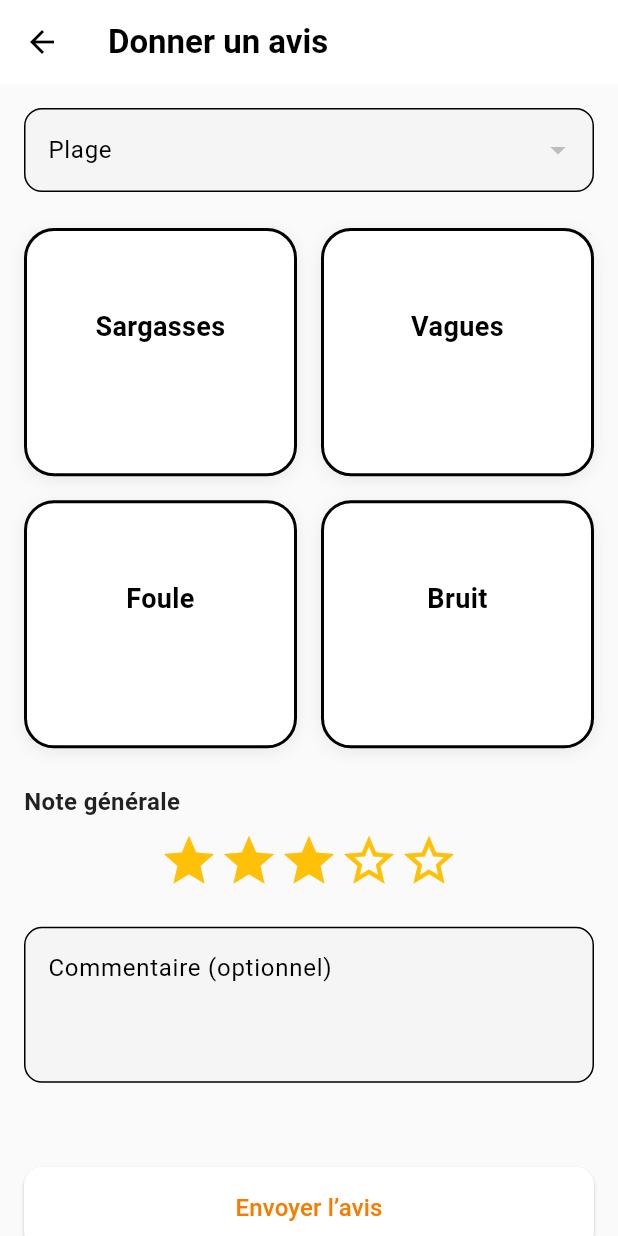
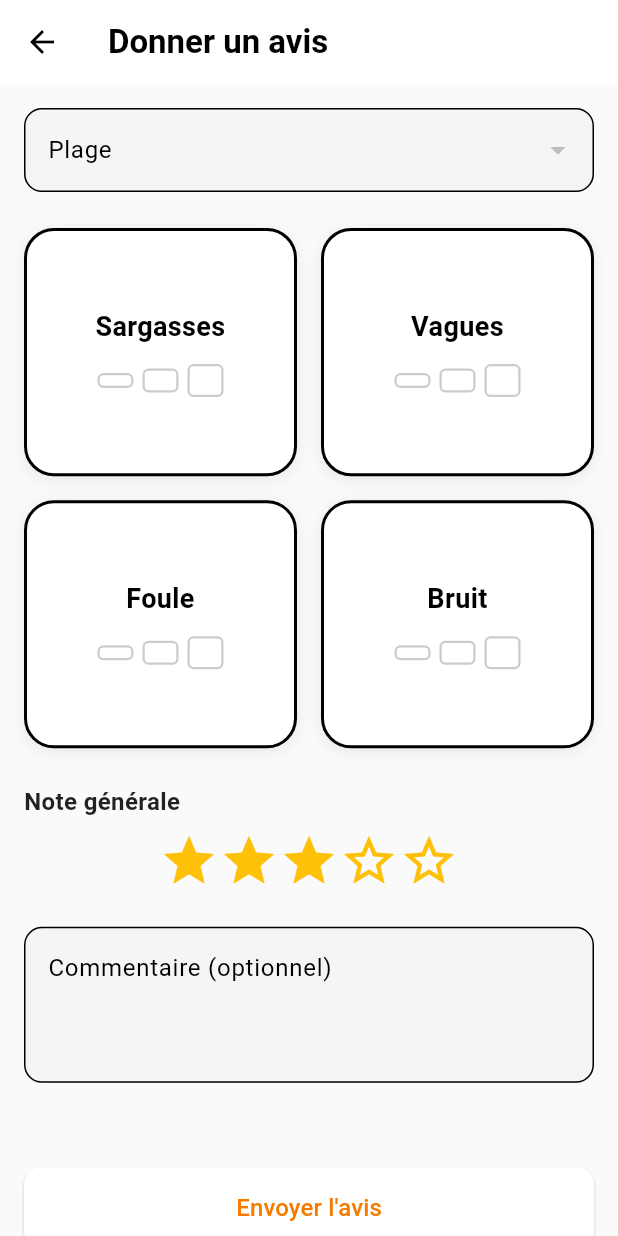
Before and after one commit to loicdurand/plage-reporter, a Flutter app: the ReportScreen screen opened directly, on a phone screen of 412 x 824 dp. Run offline on Flutter 3.47's test engine with Material 3 defaults, Android fonts, the phone set to English and light mode, and no system bars; our stand-ins replace cloud_firestore, firebase_core, shared_preferences; accounts and stored records are empty; generated files the repository leaves out were written again.

Commit message:
Légère bordure sur les barres de niveau si niveau 0 sélectionné

```diff
--- a/lib/screens/report_screen.dart
+++ b/lib/screens/report_screen.dart
@@ -1,3 +1,4 @@
+// lib/screens/report_screen.dart
 import 'package:flutter/material.dart';
 import '../models/beach_report.dart';
 import '../services/firestore_service.dart';
@@ -13,7 +14,7 @@ class ReportScreen extends StatefulWidget {
 }
 
 class _ReportScreenState extends State<ReportScreen> {
-  String ? imagePath;
+  String? imagePath;
   int sargassesLevel = 0;
   int wavesLevel = 0;
   int crowdLevel = 0;
@@ -56,7 +57,7 @@ class _ReportScreenState extends State<ReportScreen> {
           color: Theme.of(context).cardColor, // ← Fond dynamique
           boxShadow: [
             BoxShadow(
-              color: Colors.grey.withOpacity(0.2),
+              color: Colors.grey.withValues(alpha:0.2),
               blurRadius: 8,
               offset: const Offset(0, 2),
             ),
@@ -88,9 +89,13 @@ class _ReportScreenState extends State<ReportScreen> {
                   decoration: BoxDecoration(
                     color: index < currentLevel
                         ? Colors.orange.shade600
-                        : Theme.of(context)
-                            .colorScheme
-                            .surfaceVariant, // ← Gris adapté
+                        : Colors.transparent, // ← Transparent à niveau 0
+                    border: Border.all(
+                      color: index < currentLevel
+                          ? Colors.orange.shade600
+                          : Theme.of(context).colorScheme.outline.withValues(alpha:0.2), // ← Bordure visible toujours
+                      width: 1.5, // ← Bordure plus épaisse pour distinction
+                    ),
                     borderRadius: BorderRadius.circular(4),
                   ),
                 );
@@ -333,7 +338,7 @@ class _ReportScreenState extends State<ReportScreen> {
                     Navigator.pop(context);
                   }
                 },
-                child: const Text('Envoyer l’avis',
+                child: const Text("Envoyer l'avis",
                     style: TextStyle(fontSize: 16)),
               ),
             ),
```
